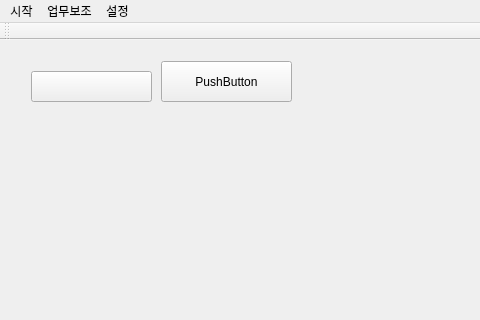
Before: the Qt Designer form mainwindow.ui in kimbakcho/FABWI, drawn with Qt 5; both pictures show x 0 to 480 and y 0 to 320 of the 916 by 490 pixel window.
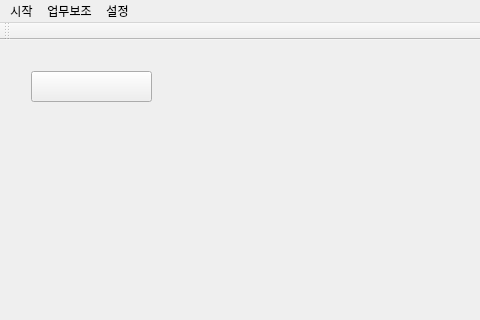
After: the same form once the commit is applied. Icons and pictures are not drawn.

```diff
--- a/mainwindow.ui
+++ b/mainwindow.ui
@@ -56,26 +56,7 @@
  }</string>
        </property>
        <property name="text">
-        <string>
-</string>
-       </property>
-      </widget>
-      <widget class="QPushButton" name="testbtn">
-       <property name="geometry">
-        <rect>
-         <x>150</x>
-         <y>10</y>
-         <width>131</width>
-         <height>41</height>
-        </rect>
-       </property>
-       <property name="styleSheet">
-        <string notr="true">QPushButton{
-	border-image:rgb(0, 255, 255);
-}</string>
-       </property>
-       <property name="text">
-        <string>PushButton</string>
+        <string/>
        </property>
       </widget>
      </widget>
```
